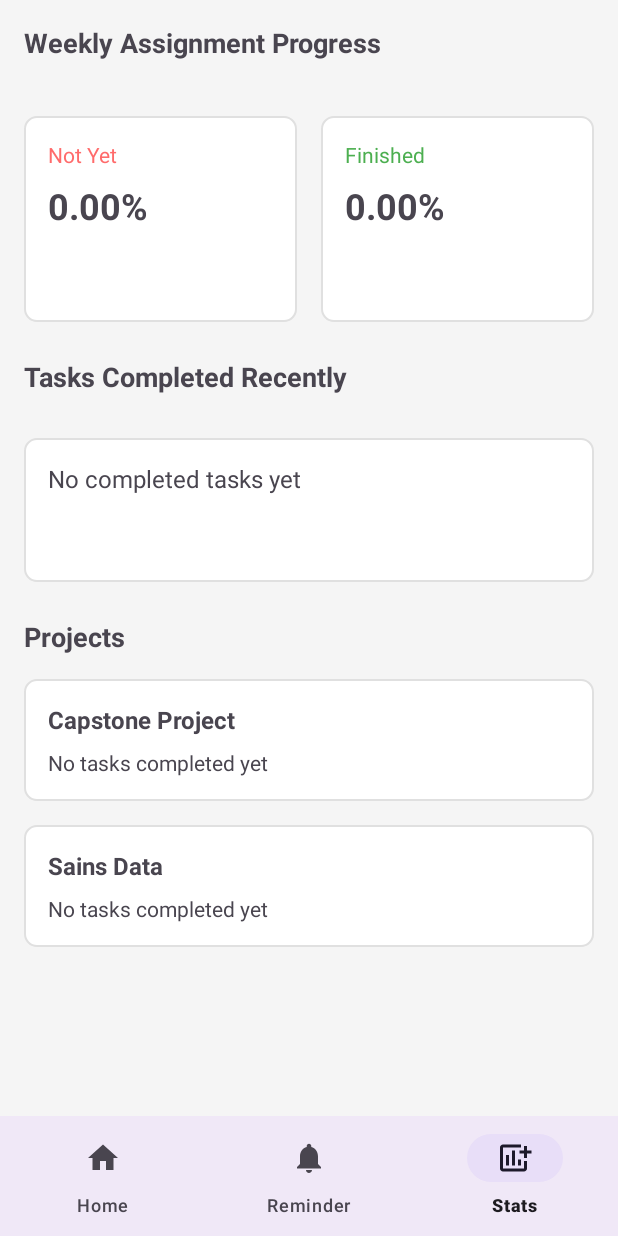
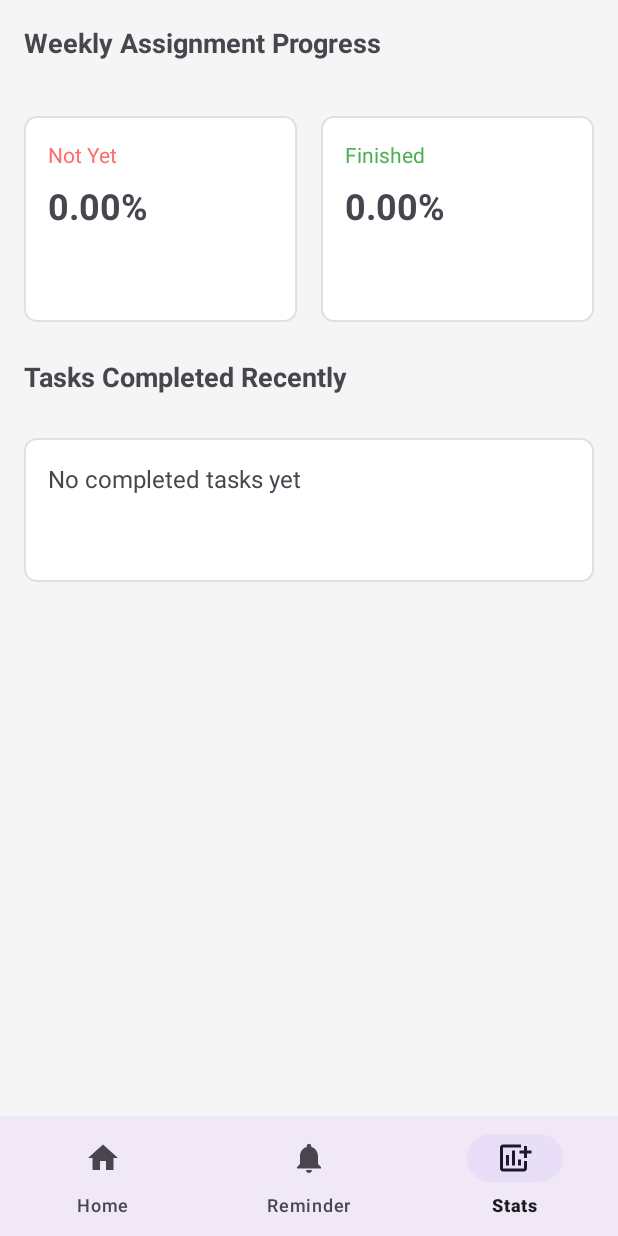
Before and after one commit to 7Demon/capstone, an Android app: the fragment ScheduleFragment placed in its activity, item 3 of the bottom bar chosen, on a phone screen of 412 x 824 dp. Run offline under Robolectric (Android 15) with nearby library versions, the phone set to English and light mode, and no system bars; 1 statement that could not run was skipped.

Commit message:
perbaikan halaman stats dan tombol back di schedule

```diff
--- a/app/src/main/java/com/example/capstone/ScheduleFragment.java
+++ b/app/src/main/java/com/example/capstone/ScheduleFragment.java
@@ -25,9 +25,11 @@ import java.util.ArrayList;
 import java.util.HashMap;
 import java.util.List;
 import java.util.Map;
+import android.util.Log;
 
 public class ScheduleFragment extends Fragment {
 
+    private static final String TAG = "ScheduleFragment";
     private LinearLayout scheduleContainer;
     private ScheduleDao scheduleDao;
     private int scheduleCount = 0;
@@ -47,16 +49,25 @@ public class ScheduleFragment extends Fragment {
 
     @Nullable
     @Override
-    public View onCreateView(@NonNull LayoutInflater inflater, @Nullable ViewGroup container, @Nullable Bundle savedInstanceState) {
+    public View onCreateView(@NonNull LayoutInflater inflater, @Nullable ViewGroup container,
+                             @Nullable Bundle savedInstanceState) {
         View view = inflater.inflate(R.layout.fragment_schedule, container, false);
+        initUI(view);
+        loadSchedules();
+        return view;
+    }
 
-        scheduleContainer = view.findViewById(R.id.scheduleContainer);
-        Button btnAddSchedule = view.findViewById(R.id.btnAddSchedule);
+    private void initUI(View view) {
+        try {
+            scheduleContainer = view.findViewById(R.id.scheduleContainer);
+            view.findViewById(R.id.btnAddSchedule).setOnClickListener(v -> showAddScheduleDialog());
 
-        btnAddSchedule.setOnClickListener(v -> showAddScheduleDialog());
-        loadSchedules();
-
-        return view;
+            // Tombol back menggunakan OnBackPressedDispatcher
+            view.findViewById(R.id.backButton).setOnClickListener(v ->
+                    requireActivity().getOnBackPressedDispatcher().onBackPressed());
+        } catch (Exception e) {
+            Log.e(TAG, "Error initializing UI: " + e.getMessage());
+        }
     }
 
     private void loadSchedules() {
--- a/app/src/main/java/com/example/capstone/StatsFragment.java
+++ b/app/src/main/java/com/example/capstone/StatsFragment.java
@@ -21,7 +21,7 @@ public class StatsFragment extends Fragment {
 
     private StatsViewModel viewModel;
     private TextView notYetPercent, finishedPercent;
-    private LinearLayout recentTasksContainer, projectsContainer;
+    private LinearLayout recentTasksContainer;
 
     @Override
     public View onCreateView(@NonNull LayoutInflater inflater, ViewGroup container, Bundle savedInstanceState) {
@@ -38,7 +38,6 @@ public class StatsFragment extends Fragment {
         notYetPercent = view.findViewById(R.id.not_yet_percent);
         finishedPercent = view.findViewById(R.id.finished_percent);
         recentTasksContainer = view.findViewById(R.id.recent_tasks_container);
-        projectsContainer = view.findViewById(R.id.projects_container);
 
         // Observe LiveData
         viewModel.getNotYetProgress().observe(getViewLifecycleOwner(), progress -> {
@@ -52,7 +51,6 @@ public class StatsFragment extends Fragment {
         });
 
         viewModel.getRecentTasks().observe(getViewLifecycleOwner(), this::populateRecentTasks);
-        viewModel.getProjects().observe(getViewLifecycleOwner(), this::populateProjects);
     }
 
     private void populateRecentTasks(List<Task> tasks) {
@@ -81,68 +79,4 @@ public class StatsFragment extends Fragment {
             recentTasksContainer.addView(taskView);
         }
     }
-
-    private void populateProjects(Map<String, List<String>> projectMap) {
-        projectsContainer.removeAllViews();
-
-        for (Map.Entry<String, List<String>> entry : projectMap.entrySet()) {
-            String projectName = entry.getKey();
-            List<String> tasks = entry.getValue();
-
-            // Create project container
-            LinearLayout projectLayout = new LinearLayout(requireContext());
-            projectLayout.setOrientation(LinearLayout.VERTICAL);
-            projectLayout.setBackgroundResource(R.drawable.bg_stats_card);
-
-            int padding = (int) (16 * getResources().getDisplayMetrics().density);
-            projectLayout.setPadding(padding, padding, padding, padding);
-
-            // Project name
-            TextView nameView = new TextView(requireContext());
-            nameView.setText(projectName);
-            nameView.setTextSize(16);
-            nameView.setTypeface(null, android.graphics.Typeface.BOLD);
-
-            LinearLayout.LayoutParams nameParams = new LinearLayout.LayoutParams(
-                    LinearLayout.LayoutParams.WRAP_CONTENT,
-                    LinearLayout.LayoutParams.WRAP_CONTENT
-            );
-            nameParams.bottomMargin = (int) (8 * getResources().getDisplayMetrics().density);
-            nameView.setLayoutParams(nameParams);
-
-            projectLayout.addView(nameView);
-
-            // Project tasks
-            if (tasks.isEmpty()) {
-                TextView emptyTask = new TextView(requireContext());
-                emptyTask.setText("No tasks completed yet");
-                emptyTask.setTextSize(14);
-                projectLayout.addView(emptyTask);
-            } else {
-                for (String task : tasks) {
-                    TextView taskView = new TextView(requireContext());
-                    taskView.setText(task);
-                    taskView.setTextSize(14);
-
-                    LinearLayout.LayoutParams taskParams = new LinearLayout.LayoutParams(
-                            LinearLayout.LayoutParams.WRAP_CONTENT,
-                            LinearLayout.LayoutParams.WRAP_CONTENT
-                    );
-                    taskParams.bottomMargin = (int) (4 * getResources().getDisplayMetrics().density);
-                    taskView.setLayoutParams(taskParams);
-
-                    projectLayout.addView(taskView);
-                }
-            }
-
-            // Add project to container
-            LinearLayout.LayoutParams projectParams = new LinearLayout.LayoutParams(
-                    LinearLayout.LayoutParams.MATCH_PARENT,
-                    LinearLayout.LayoutParams.WRAP_CONTENT
-            );
-            projectParams.bottomMargin = (int) (16 * getResources().getDisplayMetrics().density);
-
-            projectsContainer.addView(projectLayout, projectParams);
-        }
-    }
 }
--- a/app/src/main/res/layout/fragment_stats.xml
+++ b/app/src/main/res/layout/fragment_stats.xml
@@ -109,28 +109,5 @@
             <!-- Tasks will be added dynamically here -->
 
         </LinearLayout>
-
-        <!-- Projects Section -->
-
-        <!-- Projects Container -->
-        <!-- Static projects removed, ID added -->
-        <TextView
-            android:layout_width="match_parent"
-            android:layout_height="wrap_content"
-            android:layout_marginTop="24dp"
-            android:layout_marginBottom="16dp"
-            android:text="Projects"
-            android:textSize="18sp"
-            android:textStyle="bold" />
-
-        <LinearLayout
-            android:id="@+id/projects_container"
-            android:layout_width="match_parent"
-            android:layout_height="wrap_content"
-            android:orientation="vertical">
-
-            <!-- Projects will be added dynamically here -->
-
-        </LinearLayout>
     </LinearLayout>
 </ScrollView>
```
Also changed, not shown: app/src/main/java/com/example/capstone/ReminderFragment.java (+0 -11 lines), app/src/main/res/layout/fragment_reminder.xml (+0 -15 lines), app/src/main/res/layout/fragment_schedule.xml (+13 -1 lines).
